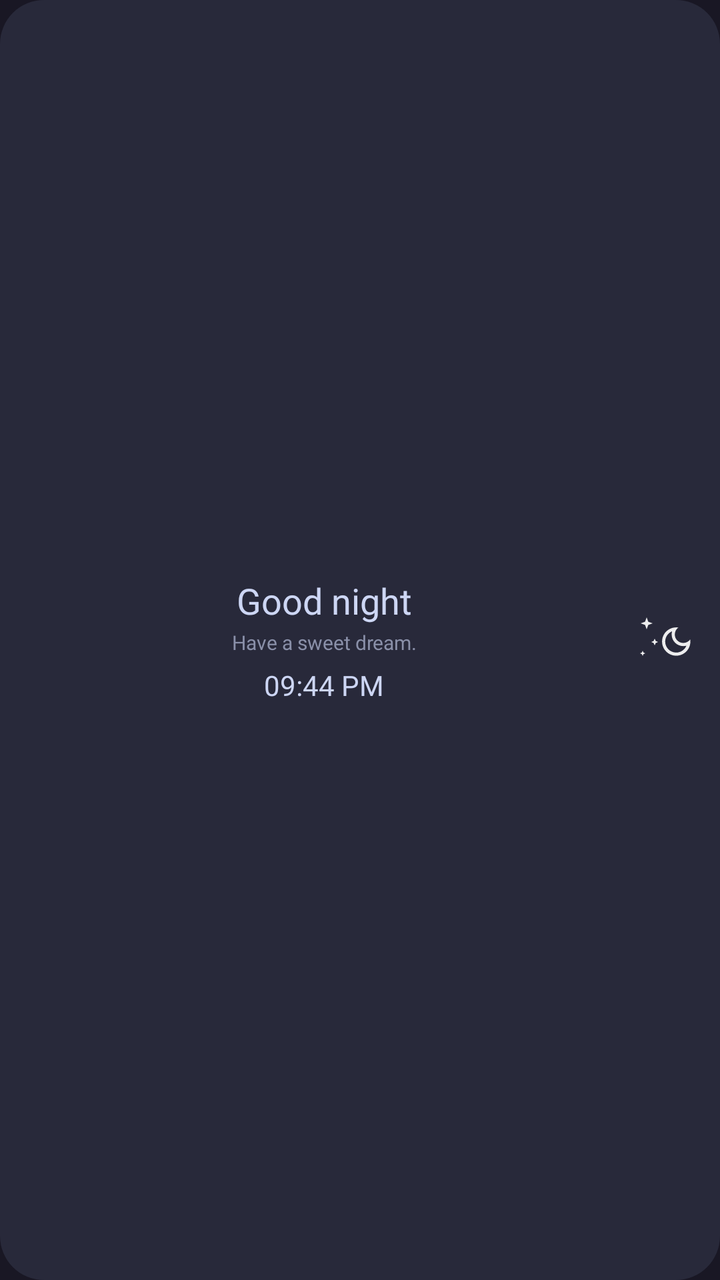
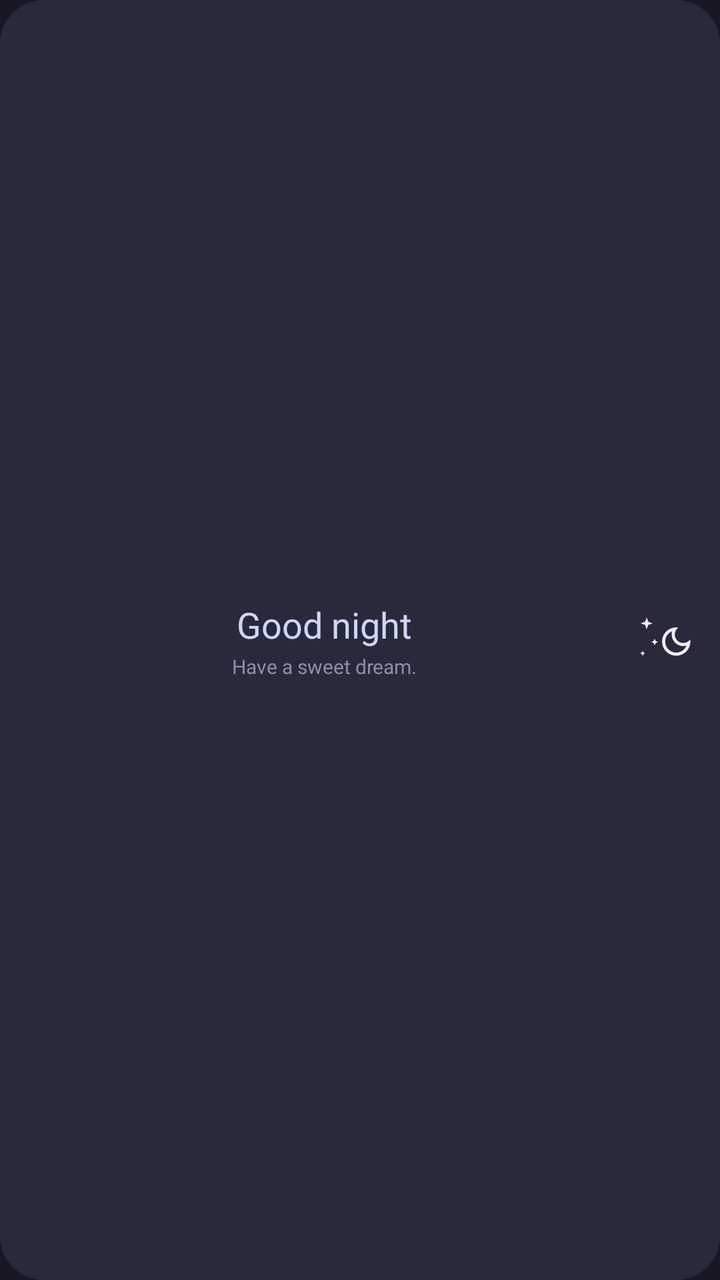

An Android layout rendered at two revisions. The XML below is the earlier revision; the diff shows what the commit changed to produce the second picture.
<!-- AndroidManifest.xml: application theme AppTheme -->
<!-- res/layout/widget_npltz_greeting.xml -->
<?xml version="1.0" encoding="utf-8"?>
<FrameLayout xmlns:android="http://schemas.android.com/apk/res/android"
    android:id="@+id/widget_greeting_root"
    android:layout_width="match_parent"
    android:layout_height="match_parent">

    <ImageView
        android:id="@+id/widget_greeting_background"
        android:layout_width="match_parent"
        android:layout_height="match_parent"
        android:contentDescription="@null"
        android:scaleType="fitXY"
        android:src="@drawable/widget_card_bg" />

    <LinearLayout
        android:id="@+id/widget_greeting_content"
        android:layout_width="match_parent"
        android:layout_height="match_parent"
        android:gravity="center_vertical"
        android:orientation="horizontal"
        android:paddingStart="14dp"
        android:paddingTop="10dp"
        android:paddingEnd="12dp"
        android:paddingBottom="10dp">

        <LinearLayout
            android:id="@+id/widget_greeting_text"
            android:layout_width="0dp"
            android:layout_height="wrap_content"
            android:layout_weight="1"
            android:orientation="vertical">

            <TextView
                android:id="@+id/widget_greeting_title"
                android:layout_width="match_parent"
                android:layout_height="wrap_content"
                android:fontFamily="@font/inter_medium"
                android:gravity="center"
                android:maxLines="2"
                android:ellipsize="none"
                android:text="Good night"
                android:textColor="#FFCDD6F4"
                android:textSize="18sp" />

            <TextView
                android:id="@+id/widget_greeting_wish"
                android:layout_width="match_parent"
                android:layout_height="wrap_content"
                android:layout_marginTop="2dp"
                android:ellipsize="end"
                android:fontFamily="@font/inter_regular"
                android:gravity="center"
                android:maxLines="1"
                android:text="Have a sweet dream."
                android:textColor="#FF8A90A9"
                android:textSize="10sp" />

            <TextView
                android:id="@+id/widget_greeting_clock"
                android:layout_width="match_parent"
                android:layout_height="wrap_content"
                android:layout_marginTop="5dp"
                android:fontFamily="@font/inter_medium"
                android:gravity="center"
                android:maxLines="1"
                android:text="09:44 PM"
                android:textColor="#FFCDD6F4"
                android:textSize="14sp" />
        </LinearLayout>

        <ImageView
            android:id="@+id/widget_greeting_icon"
            android:layout_width="32dp"
            android:layout_height="32dp"
            android:layout_marginStart="6dp"
            android:alpha="0.92"
            android:contentDescription="@null"
            android:scaleType="fitCenter"
            android:src="@drawable/widget_greeting_moon" />
    </LinearLayout>
</FrameLayout>
<!-- resources referenced by this layout -->
<resources>
  <!-- drawable widget_card_bg (drawable) -->
  <?xml version="1.0" encoding="utf-8"?>
  <shape xmlns:android="http://schemas.android.com/apk/res/android"
      android:shape="rectangle">
      <solid android:color="#FF28293A" />
      <corners android:radius="22dp" />
  </shape>
  <style name="AppTheme" parent="AppThemeBase" />
  <style name="AppThemeBase" parent="Theme.Material3.Dark.NoActionBar">
          <item name="android:windowBackground">@drawable/splash_background</item>
          <item name="android:statusBarColor">@android:color/transparent</item>
          <item name="android:navigationBarColor">@android:color/transparent</item>
          <item name="android:windowNoTitle">true</item>
          <item name="android:windowActionModeOverlay">true</item>
          <item name="android:windowLightStatusBar">false</item>
          <item name="android:windowLightNavigationBar" tools:targetApi="27">false</item>
          <item name="android:forceDarkAllowed" tools:targetApi="29">false</item>
          <item name="bottomSheetDialogTheme">@style/ThemeOverlay.Npltz.BottomSheetDialog</item>
          <item name="materialAlertDialogTheme">@style/ThemeOverlay.Npltz.AlertDialog</item>
      </style>
  <!-- drawable splash_background (drawable) -->
  <?xml version="1.0" encoding="utf-8"?>
  <layer-list xmlns:android="http://schemas.android.com/apk/res/android">
      <item android:drawable="@color/splash_bg" />
      <item
          android:width="128dp"
          android:height="128dp"
          android:gravity="center"
          android:drawable="@drawable/ic_splash_logo" />
  </layer-list>
  <style name="ThemeOverlay.Npltz.BottomSheetDialog" parent="ThemeOverlay.Material3.BottomSheetDialog">
          <item name="bottomSheetStyle">@style/Widget.Npltz.BottomSheet.Modal</item>
      </style>
  <style name="ThemeOverlay.Npltz.AlertDialog" parent="ThemeOverlay.Material3.MaterialAlertDialog">
          <item name="shapeAppearanceOverlay">@style/ShapeAppearance.Npltz.AlertDialog</item>
      </style>
  <color name="splash_bg">#FF191724</color>
  <!-- drawable ic_splash_logo (drawable) -->
  <?xml version="1.0" encoding="utf-8"?>
  <layer-list xmlns:android="http://schemas.android.com/apk/res/android">
      <item>
          <shape android:shape="rectangle">
              <corners android:radius="28dp" />
              <gradient
                  android:angle="315"
                  android:startColor="#FF7A4DFF"
                  android:centerColor="#FF472494"
                  android:endColor="#FF1A0F38" />
          </shape>
      </item>
      <item android:drawable="@drawable/ic_launcher_foreground" />
  </layer-list>
  <style name="Widget.Npltz.BottomSheet.Modal" parent="Widget.Material3.BottomSheet.Modal">
          <item name="backgroundTint">?attr/colorSurfaceContainerLow</item>
          <item name="shapeAppearance">@style/ShapeAppearance.Npltz.BottomSheet</item>
          <item name="android:paddingTop">8dp</item>
      </style>
  <style name="ShapeAppearance.Npltz.AlertDialog" parent="ShapeAppearance.Material3.LargeComponent">
          <item name="cornerSize">28dp</item>
      </style>
  <style name="ShapeAppearance.Npltz.BottomSheet" parent="ShapeAppearance.Material3.LargeComponent">
          <item name="cornerFamily">rounded</item>
          <item name="cornerSizeTopLeft">28dp</item>
          <item name="cornerSizeTopRight">28dp</item>
          <item name="cornerSizeBottomLeft">0dp</item>
          <item name="cornerSizeBottomRight">0dp</item>
      </style>
  <!-- unchanged entries left out for length: 2 -->
</resources>

<!-- the commit's change to res/layout/widget_npltz_greeting.xml (unified diff, before → after) -->
@@ -54,18 +54,6 @@
                 android:text="Have a sweet dream."
                 android:textColor="#FF8A90A9"
                 android:textSize="10sp" />
-
-            <TextView
-                android:id="@+id/widget_greeting_clock"
-                android:layout_width="match_parent"
-                android:layout_height="wrap_content"
-                android:layout_marginTop="5dp"
-                android:fontFamily="@font/inter_medium"
-                android:gravity="center"
-                android:maxLines="1"
-                android:text="09:44 PM"
-                android:textColor="#FFCDD6F4"
-                android:textSize="14sp" />
         </LinearLayout>
 
         <ImageView
